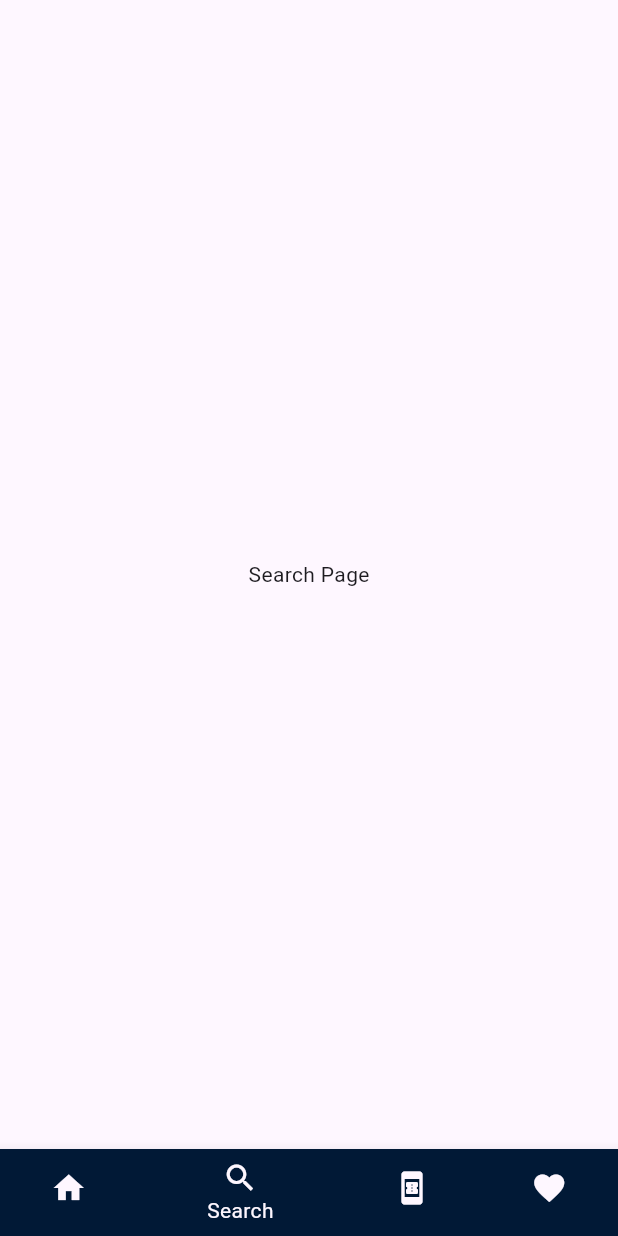
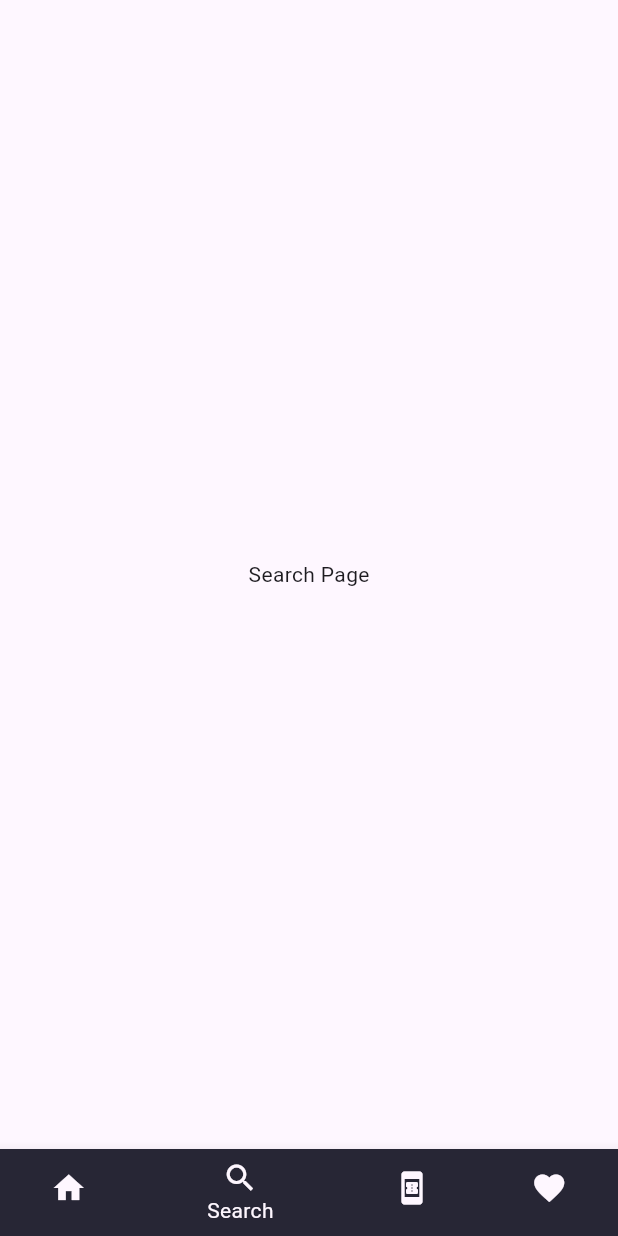
Before and after one commit to totenkopf7/kaar-app, a Flutter app: the screen it shows after launch, item 2 of the bottom bar chosen, on a phone screen of 412 x 824 dp. Run offline on Flutter 3.47's test engine with Material 3 defaults, Android fonts, the light colour scheme and no system bars; our stand-ins replace card_swiper, carousel_slider, flutter_map, flutter_spinkit, geolocator, latlong2.

Commit message:
Update colors.dart

```diff
--- a/lib/components/colors.dart
+++ b/lib/components/colors.dart
@@ -5,6 +5,6 @@ class AppColors {
 //  static const Color background = Color(0xFF6b705c);
   static const Color secondary = Color(0xFFF1F7ED);
  static const Color primary = Color(0xFFF9DC5C);
-  static const Color background = Color(0xFF011936);
+  static const Color background = Color(0xFF272635);
 
 }
```
